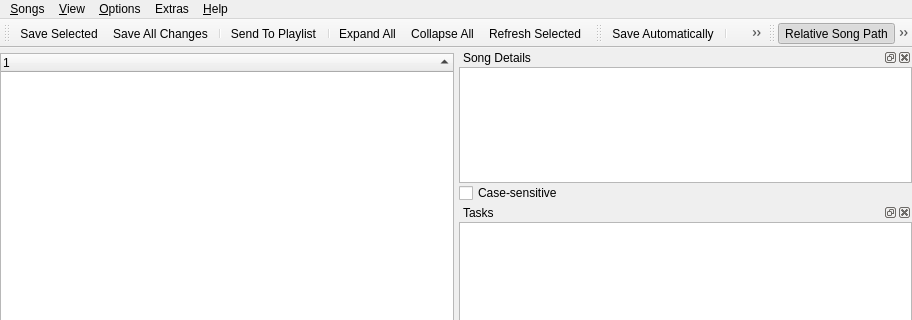
First picture: the form in uman/src/QUMainWindow.ui, repository UltraStar-Deluxe/UltraStar-Manager, before the edit; both pictures show x 0 to 912 and y 0 to 320 of the 912 by 765 pixel window.
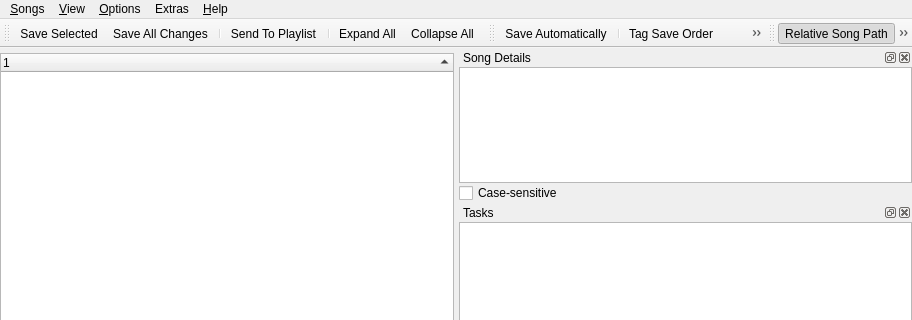
Second picture: the form after the edit. Icons and pictures are not drawn. Custom widgets are drawn as their Qt base class.

The edit to the form file:
```diff
--- a/uman/src/QUMainWindow.ui
+++ b/uman/src/QUMainWindow.ui
@@ -742,7 +742,6 @@
    <addaction name="separator"/>
    <addaction name="actionExpandAll"/>
    <addaction name="actionCollapseAll"/>
-   <addaction name="actionRefreshSelected"/>
   </widget>
   <widget class="QToolBar" name="optionsBar">
    <property name="windowTitle">
```
